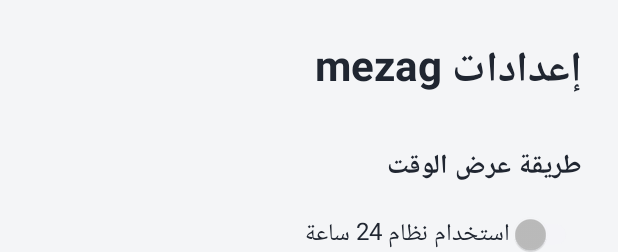
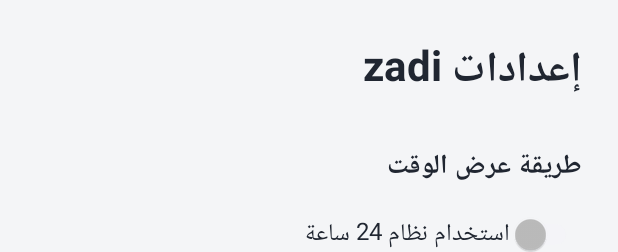
Before and after one commit to star0fissal0-crypto/MezagApp, an Android app: the layout activity_settings.xml on its own in the app's theme, with its tools: preview values and no code run, on a phone screen of 412 x 824 dp. Shown: the top 252 px of the screen. Run offline under Robolectric (Android 15) with nearby library versions, the phone set to English and light mode, and no system bars.

Commit message:
Add files via upload

```diff
--- a/app/src/main/res/layout/activity_settings.xml
+++ b/app/src/main/res/layout/activity_settings.xml
@@ -10,7 +10,7 @@
     <TextView
         android:layout_width="match_parent"
         android:layout_height="wrap_content"
-        android:text="إعدادات mezag"
+        android:text="إعدادات zadi"
         android:textColor="@color/primary_text"
         android:textSize="28sp"
         android:textStyle="bold" />
```
